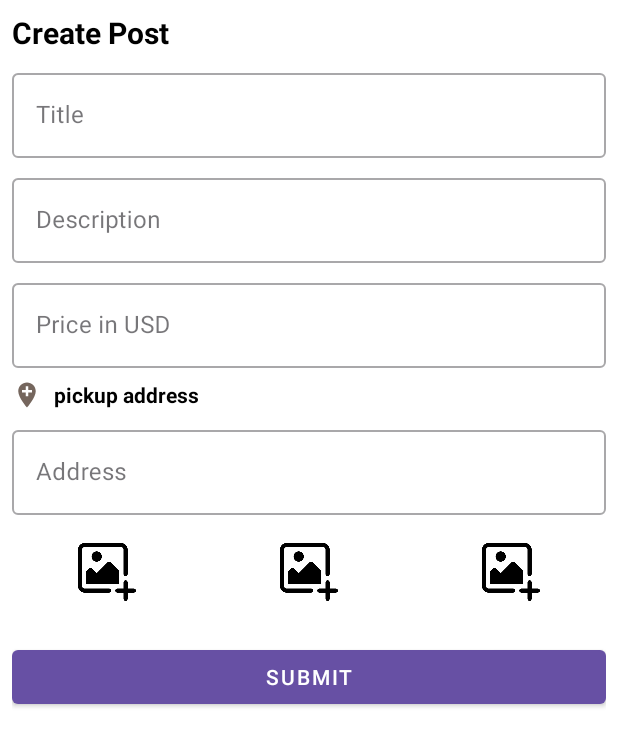
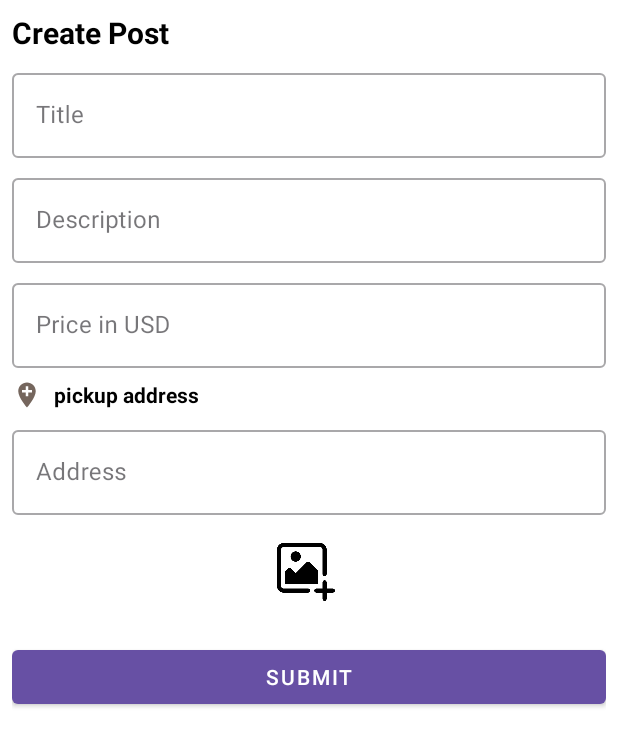
Before and after one commit to YuvalShaybak8/eaSYshop, an Android app: the fragment CreatePostFragment placed in its activity, after a tap on "SUBMIT", on a phone screen of 412 x 824 dp. Shown: the top 747 px of the screen. Run offline under Robolectric (Android 15) with nearby library versions, the phone set to English and light mode, and no system bars; our stand-ins replace Firebase (no records; nobody signed in at launch, a user with empty details on screens opened directly), Picasso; 3 statements that could not run were skipped.

Commit message:
CreatePostFragment, update create post XML, icon added

```diff
--- a/app/src/main/java/com/example/easyshop/Fragments/CreatePostFragment.java
+++ b/app/src/main/java/com/example/easyshop/Fragments/CreatePostFragment.java
@@ -46,7 +46,7 @@ public class CreatePostFragment extends Fragment {
     private EditText editTextDescription;
     private EditText editTextPrice;
     private EditText editTextAddress;
-    private ImageView imageView1, imageView2, imageView3;
+    private ImageView imageView1;
     private Button buttonCreatePost;
     private RecyclerView addressSuggestionsRecyclerView;
     private AddressSuggestionsAdapter addressSuggestionsAdapter;
@@ -68,8 +68,7 @@ public class CreatePostFragment extends Fragment {
         editTextPrice = view.findViewById(R.id.createPostPrice);
         editTextAddress = view.findViewById(R.id.createPostAddress);
         imageView1 = view.findViewById(R.id.createPostImage1);
-        imageView2 = view.findViewById(R.id.createPostImage2);
-        imageView3 = view.findViewById(R.id.createPostImage3);
+
         buttonCreatePost = view.findViewById(R.id.createPostSubmitButton);
         addressSuggestionsRecyclerView = view.findViewById(R.id.addressSuggestionsRecyclerView);
 
@@ -78,8 +77,7 @@ public class CreatePostFragment extends Fragment {
         placesClient = Places.createClient(requireContext());
 
         imageView1.setOnClickListener(v -> openImageSelector(1));
-        imageView2.setOnClickListener(v -> openImageSelector(2));
-        imageView3.setOnClickListener(v -> openImageSelector(3));
+
 
         addressSuggestionsAdapter = new AddressSuggestionsAdapter(new ArrayList<>(), suggestion -> {
             editTextAddress.setText(suggestion);
@@ -95,28 +93,25 @@ public class CreatePostFragment extends Fragment {
             double price = editTextPrice.getText().toString().isEmpty() ? 0.0 : Double.parseDouble(editTextPrice.getText().toString());
             String address = editTextAddress.getText().toString();
 
-            if (title.isEmpty() || description.isEmpty() || price <= 0 || address.isEmpty() || imageUri1 == null || imageUri2 == null || imageUri3 == null) {
-                Toast.makeText(getContext(), "Please fill all the fields and upload images", Toast.LENGTH_SHORT).show();
+            if (title.isEmpty() || description.isEmpty() || price <= 0 || address.isEmpty() ) {
+                Toast.makeText(getContext(), "Please fill all the fields and upload at least one image", Toast.LENGTH_SHORT).show();
             }
-            //else {
+            else {
                 // Create a new post
-//                PostModel post = new PostModel(title, description, address, price, "stamp", "222"); // Dummy values for image and ownerID
-//                fs.collection("posts").add(post);
-//
-//                // Clear the fields
-//                editTextTitle.setText("");
-//                editTextDescription.setText("");
-//                editTextPrice.setText("");
-//                editTextAddress.setText("");
-//                imageView1.setImageResource(R.drawable.add_image);
-//                imageView2.setImageResource(R.drawable.add_image);
-//                imageView3.setImageResource(R.drawable.add_image);
-//                imageUri1 = null;
-//                imageUri2 = null;
-//                imageUri3 = null;
-           // }
-            PostModel post = new PostModel(title, description, price, address, "222");
-            fs.collection("posts").add(post);
+                PostModel post = new PostModel(title, description, address, price, "stamp", "222"); // Dummy values for image and ownerID
+                fs.collection("posts").add(post);
+                Toast.makeText(getContext(), "Post created successfully", Toast.LENGTH_SHORT).show();
+                // Clear the fields
+                editTextTitle.setText("");
+                editTextDescription.setText("");
+                editTextPrice.setText("");
+                editTextAddress.setText("");
+                imageView1.setImageResource(R.drawable.add_image);
+
+                imageUri1 = null;
+
+            }
+
 
         });
 
@@ -193,14 +188,7 @@ public class CreatePostFragment extends Fragment {
                     imageUri1 = selectedImageUri;
                     imageView1.setImageURI(imageUri1);
                     break;
-                case REQUEST_IMAGE_PICK + 2:
-                    imageUri2 = selectedImageUri;
-                    imageView2.setImageURI(imageUri2);
-                    break;
-                case REQUEST_IMAGE_PICK + 3:
-                    imageUri3 = selectedImageUri;
-                    imageView3.setImageURI(imageUri3);
-                    break;
+
             }
         }
     }
--- a/app/src/main/res/layout/fragment_create_post.xml
+++ b/app/src/main/res/layout/fragment_create_post.xml
@@ -127,28 +127,6 @@
             android:padding="8dp"
             android:layout_marginEnd="4dp" />
 
-        <ImageView
-            android:id="@+id/createPostImage2"
-            android:layout_width="0dp"
-            android:layout_height="60dp"
-            android:layout_weight="1"
-            android:src="@drawable/add_image"
-            android:contentDescription="@string/upload_images"
-            android:clickable="true"
-            android:padding="8dp"
-            android:layout_marginStart="4dp"
-            android:layout_marginEnd="4dp" />
-
-        <ImageView
-            android:id="@+id/createPostImage3"
-            android:layout_width="0dp"
-            android:layout_height="60dp"
-            android:layout_weight="1"
-            android:src="@drawable/add_image"
-            android:contentDescription="@string/upload_images"
-            android:clickable="true"
-            android:padding="8dp"
-            android:layout_marginStart="4dp" />
     </LinearLayout>
 
     <com.google.android.material.button.MaterialButton
```
Also changed, not shown: app/src/main/java/com/example/easyshop/Model/PostModel.java (+52 -0 lines).
